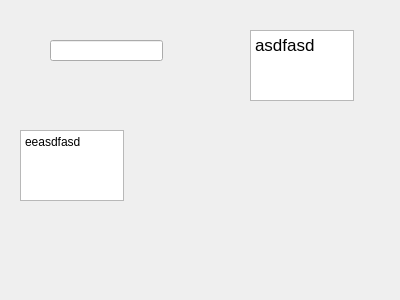
Old version of the form SortingFiles/mainwindow.ui in the repository JoshLoveCoder/Qt_prj.
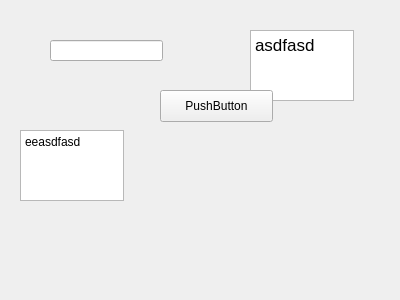
New version of the form.

```diff
--- a/SortingFiles/mainwindow.ui
+++ b/SortingFiles/mainwindow.ui
@@ -64,6 +64,19 @@
 &lt;p style=&quot; margin-top:0px; margin-bottom:0px; margin-left:0px; margin-right:0px; -qt-block-indent:0; text-indent:0px;&quot;&gt;asdfasd&lt;/p&gt;&lt;/body&gt;&lt;/html&gt;</string>
     </property>
    </widget>
+   <widget class="QPushButton" name="pushButton">
+    <property name="geometry">
+     <rect>
+      <x>160</x>
+      <y>90</y>
+      <width>113</width>
+      <height>32</height>
+     </rect>
+    </property>
+    <property name="text">
+     <string>PushButton</string>
+    </property>
+   </widget>
   </widget>
  </widget>
  <layoutdefault spacing="6" margin="11"/>
```
